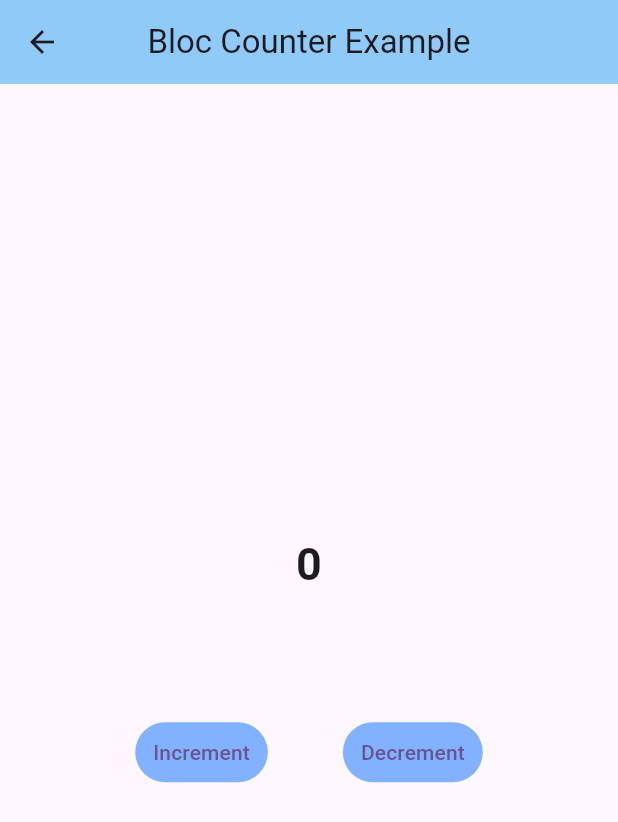
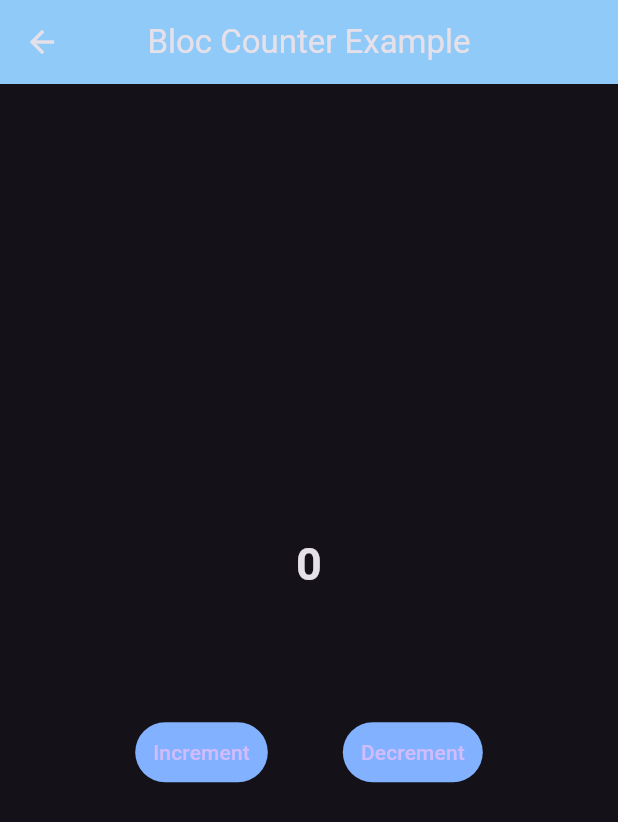
Before and after one commit to rn-byte/State_management, a Flutter app: the screen it shows after launch, after a tap on "Counter Example", on a phone screen of 412 x 824 dp. Shown: the top 822 px of the screen. Run offline on Flutter 3.47's test engine with Material 3 defaults, Android fonts, the phone set to English and light mode, and no system bars; our stand-ins replace bloc, equatable, flutter_bloc, get, image_picker, shared_preferences.

Commit message:
Flutter Bloc Favourite App commit

```diff
--- a/bloc_st_mgmt/lib/bloc/todo/todo_block.dart
+++ b/bloc_st_mgmt/lib/bloc/todo/todo_block.dart
@@ -5,9 +5,11 @@ import 'package:bloc_st_mgmt/todo_service/todo_service.dart';
 
 class TodoBlock extends Bloc<TodoEvents, TodoState> {
   List<String> taskList = [];
+  static List<String> storedList = [];
   TodoBlock() : super(const TodoState()) {
     on<AddTodoEvent>(_addTodo);
     on<RemoveTodoEvent>(_removeTodo);
+    on<DisplayTodoEvent>(_displayTodo);
   }
   void _addTodo(AddTodoEvent events, Emitter<TodoState> emit) async {
     taskList.add(events.taskName);
@@ -20,4 +22,9 @@ class TodoBlock extends Bloc<TodoEvents, TodoState> {
     TodoService.addData(taskList);
     emit(state.copyWith(toDoVal: await TodoService.getData()));
   }
+
+  void _displayTodo(DisplayTodoEvent events, Emitter<TodoState> emit) async {
+    storedList = await TodoService.getData();
+    emit(state.copyWith(toDoVal: List.from(storedList)));
+  }
 }
--- a/bloc_st_mgmt/lib/bloc/todo/todo_events.dart
+++ b/bloc_st_mgmt/lib/bloc/todo/todo_events.dart
@@ -18,3 +18,10 @@ class RemoveTodoEvent extends TodoEvents {
   @override
   List<Object?> get props => [taskObj];
 }
+
+class DisplayTodoEvent extends TodoEvents {
+  const DisplayTodoEvent();
+
+  @override
+  List<Object?> get props => [];
+}
--- a/bloc_st_mgmt/lib/bloc/todo/todo_state.dart
+++ b/bloc_st_mgmt/lib/bloc/todo/todo_state.dart
@@ -5,7 +5,9 @@ class TodoState extends Equatable {
   const TodoState({this.todoList = const []});
 
   TodoState copyWith({List<String>? toDoVal}) {
-    return TodoState(todoList: toDoVal ?? todoList);
+    return TodoState(
+      todoList: toDoVal ?? todoList,
+    );
   }
 
   @override
--- a/bloc_st_mgmt/lib/main.dart
+++ b/bloc_st_mgmt/lib/main.dart
@@ -27,8 +27,10 @@ class MyApp extends StatelessWidget {
       child: MaterialApp(
         debugShowCheckedModeBanner: false,
         title: 'Flutter Demo',
+        themeMode: ThemeMode.dark,
         theme: ThemeData(
-          colorScheme: ColorScheme.fromSeed(seedColor: Colors.deepPurple),
+          //colorScheme: ColorScheme.fromSeed(seedColor: Colors.deepPurple),
+          brightness: Brightness.dark,
           useMaterial3: true,
         ),
         home: const HomeScreen(),
--- a/bloc_st_mgmt/lib/todo_service/todo_service.dart
+++ b/bloc_st_mgmt/lib/todo_service/todo_service.dart
@@ -1,7 +1,8 @@
+import 'package:equatable/equatable.dart';
 import 'package:flutter/material.dart';
 import 'package:shared_preferences/shared_preferences.dart';
 
-class TodoService {
+class TodoService extends Equatable {
   static Future<void> addData(List<String> todo) async {
     SharedPreferences sp = await SharedPreferences.getInstance();
     sp.setStringList('todo', todo).then((value) {
@@ -14,4 +15,7 @@ class TodoService {
     debugPrint('Retrive Data Check : ${sp.getStringList('todo').toString()}');
     return sp.getStringList('todo') ?? [];
   }
+
+  @override
+  List<Object?> get props => [];
 }
--- a/bloc_st_mgmt/lib/ui/home/home_screen.dart
+++ b/bloc_st_mgmt/lib/ui/home/home_screen.dart
@@ -1,4 +1,5 @@
 import 'package:bloc_st_mgmt/ui/counter_example/counter_screen.dart';
+import 'package:bloc_st_mgmt/ui/favourite_app/favourite_app_screen.dart';
 import 'package:bloc_st_mgmt/ui/image_picker_example/image_picker.dart';
 import 'package:bloc_st_mgmt/ui/switch_example/switch_screen.dart';
 import 'package:bloc_st_mgmt/ui/todo_example/todo_screen.dart';
@@ -83,6 +84,20 @@ class _HomeScreenState extends State<HomeScreen> {
                 trailing: const Icon(Icons.arrow_circle_right_outlined),
               ),
             ),
+            Card(
+              child: ListTile(
+                onTap: () {
+                  Navigator.push(
+                      context,
+                      MaterialPageRoute(
+                        builder: (context) => const FavouriteAppScreen(),
+                      ));
+                },
+                title: const Text('Favourite App Example'),
+                subtitle: const Text('Flutter Bloc Fav App'),
+                trailing: const Icon(Icons.arrow_circle_right_outlined),
+              ),
+            ),
           ],
         ),
       ),
```
Also changed, not shown: bloc_st_mgmt/lib/ui/favourite_app/favourite_app_screen.dart (added, +21 -0 lines).
